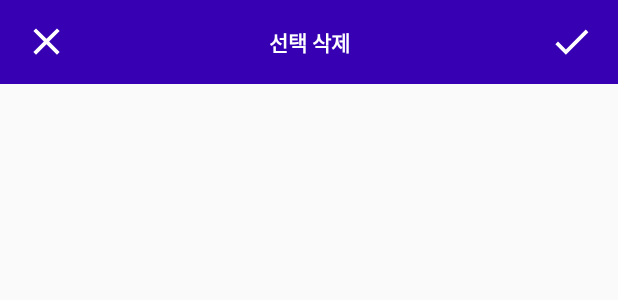
After one commit to gudrmsglgl/RxCleanNote, an Android app: the layout layout_multidelete_toolbar.xml on its own in the app's theme, with its tools: preview values and no code run, on a phone screen of 412 x 824 dp. The commit adds this screen. Shown: the top 300 px of the screen. Run offline under Robolectric (Android 15) with nearby library versions, the phone set to English and light mode, and no system bars.

Commit message:
Add DeleteMultiNotes NoteListViewModel&Test

```diff
--- /dev/null
+++ b/app/src/main/res/layout/layout_multidelete_toolbar.xml
@@ -0,0 +1,45 @@
+<?xml version="1.0" encoding="utf-8"?>
+<androidx.appcompat.widget.Toolbar xmlns:android="http://schemas.android.com/apk/res/android"
+    android:layout_width="match_parent"
+    android:layout_height="wrap_content"
+    xmlns:app="http://schemas.android.com/apk/res-auto"
+    android:background="@color/colorPrimaryDark"
+    android:id="@+id/toolbar_multi_delete">
+    <androidx.constraintlayout.widget.ConstraintLayout
+        android:layout_width="match_parent" android:layout_height="@dimen/toolbar_height">
+
+        <androidx.appcompat.widget.AppCompatImageView
+            android:id="@+id/btn_multi_delete_cancel"
+            android:layout_width="@dimen/menu_width"
+            android:layout_height="0dp"
+            android:src="@drawable/ic_cancel_24dp"
+            app:layout_constraintLeft_toLeftOf="parent"
+            app:layout_constraintTop_toTopOf="parent"
+            app:layout_constraintBottom_toBottomOf="parent"/>
+
+        <TextView
+            android:id="@+id/tv_multi_delete_title"
+            android:layout_width="wrap_content"
+            android:layout_height="wrap_content"
+            android:text="@string/tb_multi_delete_title"
+            android:textColor="@color/white"
+            android:textStyle="bold"
+            app:layout_constraintLeft_toLeftOf="parent"
+            app:layout_constraintRight_toRightOf="@id/btn_multi_delete_ok"
+            app:layout_constraintTop_toTopOf="parent"
+            app:layout_constraintBottom_toBottomOf="parent"
+            />
+
+        <androidx.appcompat.widget.AppCompatImageView
+            android:id="@+id/btn_multi_delete_ok"
+            android:layout_width="@dimen/menu_width"
+            android:layout_height="0dp"
+            android:src="@drawable/ic_done_24dp"
+            android:layout_marginRight="@dimen/default_view_margin"
+            app:layout_constraintRight_toRightOf="parent"
+            app:layout_constraintTop_toTopOf="parent"
+            app:layout_constraintBottom_toBottomOf="parent"/>
+
+    </androidx.constraintlayout.widget.ConstraintLayout>
+
+</androidx.appcompat.widget.Toolbar>
--- a/app/src/main/res/values/colors.xml
+++ b/app/src/main/res/values/colors.xml
@@ -11,6 +11,8 @@
     <color name="link_blue">#0000EE</color>
     <color name="app_background_color">#f2f2f2</color>
 
+    <color name="multi_delete_default_color">#f2f2f2</color>
+
     <color name="default_grey">#686868</color>
 
 </resources>
--- a/app/src/main/res/values/dimen.xml
+++ b/app/src/main/res/values/dimen.xml
@@ -11,6 +11,7 @@
     <!-- note list -->
     <dimen name="fab_margin">16dp</dimen>
     <dimen name="recyclerview_start_end_margins">5dp</dimen>
+    <dimen name="menu_width">30dp</dimen>
 
     <!-- note item -->
     <dimen name="item_height">70dp</dimen>
--- a/app/src/main/res/values/strings.xml
+++ b/app/src/main/res/values/strings.xml
@@ -8,6 +8,8 @@
     <string name="detail_note_hint">메모 내용을 입력 해주세요</string>
 
     <string name="text_search">노트 검색</string>
+
+    <string name="tb_multi_delete_title">선택 삭제</string>
 
     <!-- Item Menu Note-->
     <string name="item_menu_delete">delete</string>
--- a/presentation/src/main/java/com/cleannote/presentation/ViewModelFactory.kt
+++ b/presentation/src/main/java/com/cleannote/presentation/ViewModelFactory.kt
@@ -5,6 +5,7 @@ import androidx.lifecycle.ViewModel
 import androidx.lifecycle.ViewModelProvider
 import com.cleannote.domain.interactor.usecases.notedetail.DeleteNote
 import com.cleannote.domain.interactor.usecases.notedetail.UpdateNote
+import com.cleannote.domain.interactor.usecases.notelist.DeleteMultipleNotes
 import com.cleannote.domain.interactor.usecases.notelist.InsertNewNote
 import com.cleannote.domain.interactor.usecases.notelist.SearchNotes
 import com.cleannote.domain.interactor.usecases.splash.Login
@@ -25,6 +26,7 @@ class ViewModelFactory
     private val insertNewNote: InsertNewNote,
     private val updateNote: UpdateNote,
     private val deleteNote: DeleteNote,
+    private val deleteMultipleNotes: DeleteMultipleNotes,
     private val noteMapper: NoteMapper,
     private val sharedPreferences: SharedPreferences
 ): ViewModelProvider.Factory {
@@ -35,7 +37,7 @@ class ViewModelFactory
         SplashViewModel::class.java -> SplashViewModel(login, userMapper) as T
 
         NoteListViewModel::class.java -> NoteListViewModel(
-            searchNotes, insertNewNote, deleteNote, noteMapper, sharedPreferences) as T
+            searchNotes, insertNewNote, deleteNote, deleteMultipleNotes, noteMapper, sharedPreferences) as T
 
         NoteDetailViewModel::class.java -> NoteDetailViewModel(updateNote, deleteNote, noteMapper) as T
 
```
Also changed, not shown: app/src/main/java/com/cleannote/model/NoteUiModel.kt (+12 -5 lines), app/src/main/java/com/cleannote/notelist/NoteListAdapter.kt (+20 -11 lines), app/src/main/java/com/cleannote/notelist/NoteListFragment.kt (+34 -5 lines), presentation/src/main/java/com/cleannote/presentation/notelist/NoteListViewModel.kt (+25 -4 lines), app/src/main/res/layout/item_single_delete_note.xml (renamed from app/src/main/res/layout/item_menu_note.xml), 1 other file.
